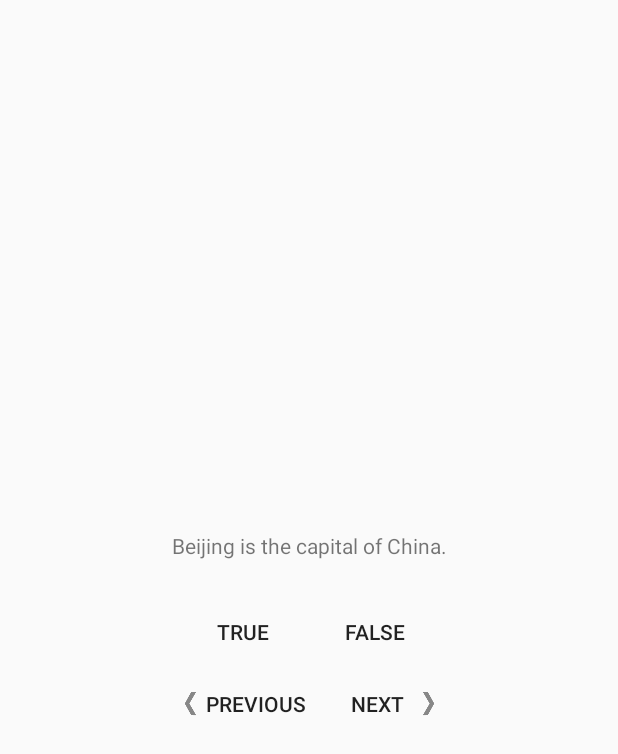
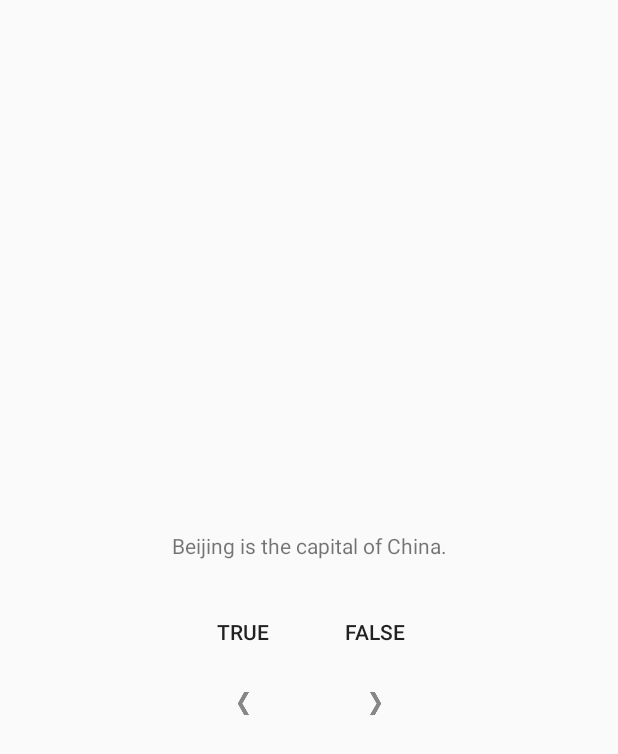
Before and after one commit to xShaneSong/android-learning, an Android app built with Jetpack Compose: the screen it shows after launch (MainActivity), on a phone screen of 412 x 824 dp. Shown: the top 754 px of the screen. Run offline under Robolectric (Android 15) with nearby library versions, the phone set to English and light mode, and no system bars.

Commit message:
use image button.

```diff
--- a/app/src/main/kotlin/com/example/geoquiz/MainActivity.kt
+++ b/app/src/main/kotlin/com/example/geoquiz/MainActivity.kt
@@ -3,6 +3,7 @@ package com.example.geoquiz
 import android.os.Bundle
 import android.view.View
 import android.widget.Button
+import android.widget.ImageButton
 import android.widget.TextView
 import android.widget.Toast
 import androidx.activity.ComponentActivity
@@ -12,8 +13,10 @@ class MainActivity : ComponentActivity() {
 
     private lateinit var trueButton: Button
     private lateinit var falseButton: Button
-    private lateinit var previousButton: Button
-    private lateinit var nextButton: Button
+//    private lateinit var previousButton: Button
+//    private lateinit var nextButton: Button
+    private lateinit var previousButton: ImageButton
+    private lateinit var nextButton: ImageButton
     private lateinit var questionTextView: TextView
 
     private val questionBank = listOf(
--- a/app/src/main/res/layout/activity_main.xml
+++ b/app/src/main/res/layout/activity_main.xml
@@ -57,23 +57,38 @@
         android:layout_height="wrap_content"
         android:orientation="horizontal">
 
-        <Button
+<!--        <Button-->
+<!--            android:id="@+id/previous_button"-->
+<!--            style="?android:attr/borderlessButtonStyle"-->
+<!--            android:layout_width="wrap_content"-->
+<!--            android:layout_height="wrap_content"-->
+<!--            android:text="@string/previous_button"-->
+<!--            android:drawableStart="@mipmap/arrow_left"-->
+<!--            android:drawablePadding="4dp" />-->
+
+        <ImageButton
             android:id="@+id/previous_button"
             style="?android:attr/borderlessButtonStyle"
             android:layout_width="wrap_content"
             android:layout_height="wrap_content"
-            android:text="@string/previous_button"
-            android:drawableStart="@mipmap/arrow_left"
-            android:drawablePadding="4dp" />
+            android:contentDescription="@string/previous_button"
+            android:src="@mipmap/arrow_left"/>
 
-        <Button
+<!--        <Button-->
+<!--            android:id="@+id/next_button"-->
+<!--            style="?android:attr/borderlessButtonStyle"-->
+<!--            android:layout_width="wrap_content"-->
+<!--            android:layout_height="wrap_content"-->
+<!--            android:text="@string/next_button"-->
+<!--            android:drawableEnd="@mipmap/arrow_right"-->
+<!--            android:drawablePadding="4dp" />-->
+        <ImageButton
             android:id="@+id/next_button"
             style="?android:attr/borderlessButtonStyle"
             android:layout_width="wrap_content"
             android:layout_height="wrap_content"
-            android:text="@string/next_button"
-            android:drawableEnd="@mipmap/arrow_right"
-            android:drawablePadding="4dp" />
+            android:contentDescription="@string/next_button"
+            android:src="@mipmap/arrow_right"/>
     </LinearLayout>
 
 </LinearLayout>
```
